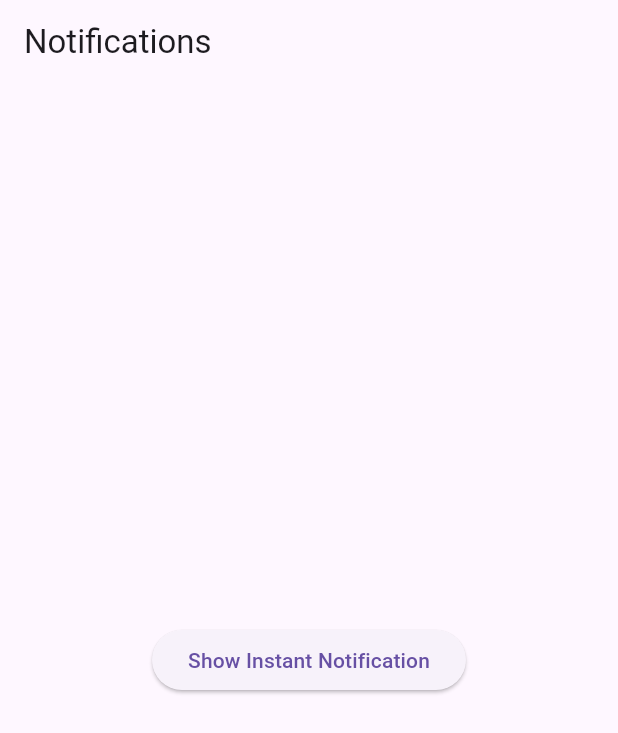
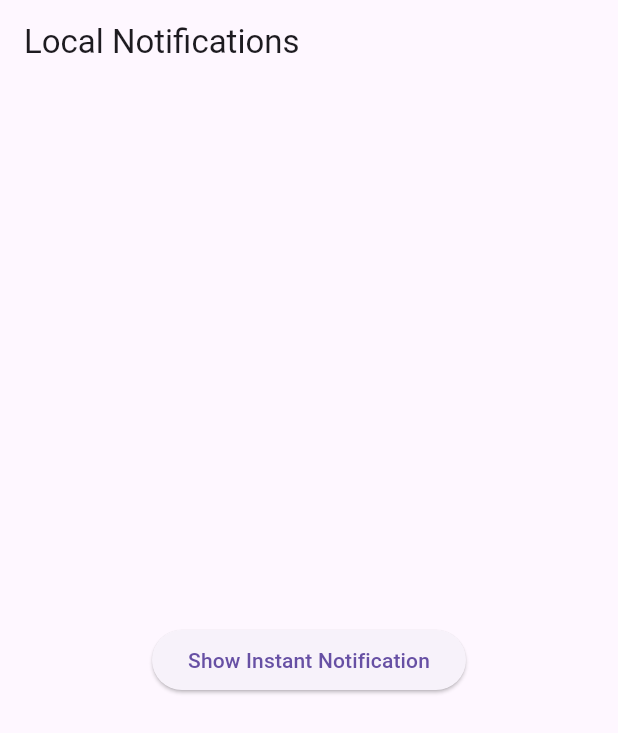
Before and after one commit to muzi8585/testing_notifi__app, a Flutter app: the screen it shows after launch, after a tap on "Show Instant Notification", on a phone screen of 412 x 824 dp. Shown: the top 733 px of the screen. Run offline on Flutter 3.47's test engine with Material 3 defaults, Android fonts, the phone set to English and light mode, and no system bars; our stand-ins replace flutter_local_notifications; missing offline and left inert: background_fetch.

Commit message:
Background  notification

```diff
--- a/lib/main.dart
+++ b/lib/main.dart
@@ -1,27 +1,12 @@
 import 'dart:async';
 import 'package:flutter/material.dart';
+import 'package:flutter_local_notifications/flutter_local_notifications.dart';
 import 'package:background_fetch/background_fetch.dart';
-import 'package:awesome_notifications/awesome_notifications.dart';
 
 void main() async {
   WidgetsFlutterBinding.ensureInitialized();
 
-  await AwesomeNotifications().initialize(null, [
-    NotificationChannel(
-      channelKey: 'basic_channel',
-      channelName: 'Basic Notifications',
-      channelDescription: 'Notification channel for background fetch',
-      defaultColor: Colors.blue,
-      importance: NotificationImportance.High,
-      channelShowBadge: true,
-    ),
-  ], debug: true);
-
-  // Check and request notification permission
-  bool isAllowed = await AwesomeNotifications().isNotificationAllowed();
-  if (!isAllowed) {
-    await AwesomeNotifications().requestPermissionToSendNotifications();
-  }
+  await NotificationManager.initializeNotifications();
 
   await NotificationManager.initializeBackgroundFetch();
 
@@ -32,7 +17,7 @@ class MyApp extends StatelessWidget {
   @override
   Widget build(BuildContext context) {
     return MaterialApp(
-      title: 'Notification Example',
+      title: 'Local Notification Example',
       theme: ThemeData(primarySwatch: Colors.blue),
       home: NotificationPage(),
     );
@@ -43,20 +28,11 @@ class NotificationPage extends StatelessWidget {
   @override
   Widget build(BuildContext context) {
     return Scaffold(
-      appBar: AppBar(title: Text('Notifications')),
+      appBar: AppBar(title: Text('Local Notifications')),
       body: Center(
         child: ElevatedButton(
-          onPressed: () async {
-            bool isAllowed = await AwesomeNotifications().isNotificationAllowed();
-            if (isAllowed) {
-              NotificationManager.showInstantNotification();
-            } else {
-              ScaffoldMessenger.of(context).showSnackBar(
-                SnackBar(
-                  content: Text('Notification permission not granted. Please enable it in settings.'),
-                ),
-              );
-            }
+          onPressed: () {
+            NotificationManager.showInstantNotification();
           },
           child: Text('Show Instant Notification'),
         ),
@@ -66,6 +42,20 @@ class NotificationPage extends StatelessWidget {
 }
 
 class NotificationManager {
+  static final FlutterLocalNotificationsPlugin flutterLocalNotificationsPlugin =
+      FlutterLocalNotificationsPlugin();
+
+  static Future<void> initializeNotifications() async {
+    const AndroidInitializationSettings initializationSettingsAndroid =
+        AndroidInitializationSettings('@mipmap/ic_launcher');
+
+    final InitializationSettings initializationSettings = InitializationSettings(
+      android: initializationSettingsAndroid,
+    );
+
+    await flutterLocalNotificationsPlugin.initialize(initializationSettings);
+  }
+
   static Future<void> initializeBackgroundFetch() async {
     await BackgroundFetch.configure(
       BackgroundFetchConfig(
@@ -81,27 +71,41 @@ class NotificationManager {
     );
   }
 
-  static void showBackgroundNotification() {
-    AwesomeNotifications().createNotification(
-      content: NotificationContent(
-        id: DateTime.now().millisecondsSinceEpoch.remainder(100000),
-        channelKey: 'basic_channel',
-        title: 'Background Task',
-        body: 'Background fetch task executed!',
-        notificationLayout: NotificationLayout.Default,
-      ),
+  static void showBackgroundNotification() async {
+    const AndroidNotificationDetails androidDetails = AndroidNotificationDetails(
+      'background_channel',
+      'Background Notifications',
+      importance: Importance.high,
+      priority: Priority.high,
+    );
+
+    const NotificationDetails notificationDetails =
+        NotificationDetails(android: androidDetails);
+
+    await flutterLocalNotificationsPlugin.show(
+      0,
+      'Background Task',
+      'Background fetch task executed!',
+      notificationDetails,
     );
   }
 
-  static void showInstantNotification() {
-    AwesomeNotifications().createNotification(
-      content: NotificationContent(
-        id: DateTime.now().millisecondsSinceEpoch.remainder(100000),
-        channelKey: 'basic_channel',
-        title: 'Instant Notification',
-        body: 'Button-triggered notification',
-        notificationLayout: NotificationLayout.Default,
-      ),
+  static void showInstantNotification() async {
+    const AndroidNotificationDetails androidDetails = AndroidNotificationDetails(
+      'instant_channel',
+      'Instant Notifications',
+      importance: Importance.high,
+      priority: Priority.high,
+    );
+
+    const NotificationDetails notificationDetails =
+        NotificationDetails(android: androidDetails);
+
+    await flutterLocalNotificationsPlugin.show(
+      0,
+      'Instant Notification',
+      'Button-triggered notification',
+      notificationDetails,
     );
   }
 }
--- a/pubspec.yaml
+++ b/pubspec.yaml
@@ -39,6 +39,7 @@ dependencies:
   timezone: ^0.10.1
   fluttertoast: ^8.2.12
   provider: ^6.1.5
+  flutter_local_notifications: ^19.2.0
 
 
 
```
Also changed, not shown: pubspec.lock, 3 other files.
